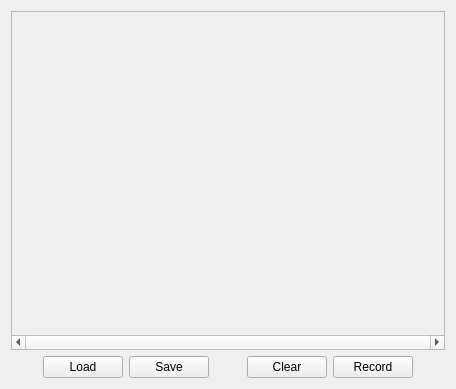
Qt form tinyos-2.x/trunk/support/cpp/TestShimmer/src/RawDataWidget.ui (baharev/szte-wsn-code) before a commit.
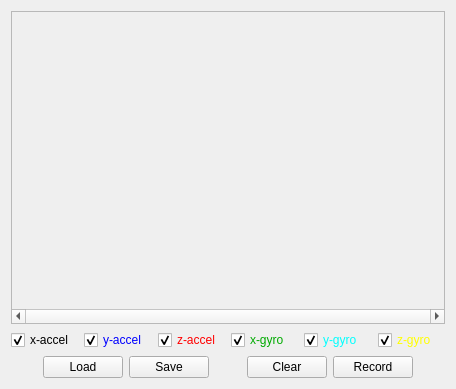
The same form after that commit.

Commit message: Displays real data, but it is still not smooth Committed on the Free edition of March Hare Software CVSNT Server. Upgrade to CVS Suite for more features and support: http://march-hare.com/cvsnt/

```diff
--- a/tinyos-2.x/trunk/support/cpp/TestShimmer/src/RawDataWidget.ui
+++ b/tinyos-2.x/trunk/support/cpp/TestShimmer/src/RawDataWidget.ui
@@ -27,6 +27,260 @@
      </property>
     </widget>
    </item>
+   <item>
+    <widget class="QWidget" name="widget_2" native="true">
+     <layout class="QHBoxLayout" name="horizontalLayout_2">
+      <property name="margin">
+       <number>0</number>
+      </property>
+      <item>
+       <widget class="QCheckBox" name="xAccel">
+        <property name="text">
+         <string>x-accel</string>
+        </property>
+        <property name="checked">
+         <bool>true</bool>
+        </property>
+       </widget>
+      </item>
+      <item>
+       <widget class="QCheckBox" name="yAccel">
+        <property name="palette">
+         <palette>
+          <active>
+           <colorrole role="WindowText">
+            <brush brushstyle="SolidPattern">
+             <color alpha="255">
+              <red>0</red>
+              <green>0</green>
+              <blue>255</blue>
+             </color>
+            </brush>
+           </colorrole>
+          </active>
+          <inactive>
+           <colorrole role="WindowText">
+            <brush brushstyle="SolidPattern">
+             <color alpha="255">
+              <red>0</red>
+              <green>0</green>
+              <blue>255</blue>
+             </color>
+            </brush>
+           </colorrole>
+          </inactive>
+          <disabled>
+           <colorrole role="WindowText">
+            <brush brushstyle="SolidPattern">
+             <color alpha="255">
+              <red>118</red>
+              <green>116</green>
+              <blue>108</blue>
+             </color>
+            </brush>
+           </colorrole>
+          </disabled>
+         </palette>
+        </property>
+        <property name="text">
+         <string>y-accel</string>
+        </property>
+        <property name="checked">
+         <bool>true</bool>
+        </property>
+       </widget>
+      </item>
+      <item>
+       <widget class="QCheckBox" name="zAccel">
+        <property name="palette">
+         <palette>
+          <active>
+           <colorrole role="WindowText">
+            <brush brushstyle="SolidPattern">
+             <color alpha="255">
+              <red>255</red>
+              <green>0</green>
+              <blue>0</blue>
+             </color>
+            </brush>
+           </colorrole>
+          </active>
+          <inactive>
+           <colorrole role="WindowText">
+            <brush brushstyle="SolidPattern">
+             <color alpha="255">
+              <red>255</red>
+              <green>0</green>
+              <blue>0</blue>
+             </color>
+            </brush>
+           </colorrole>
+          </inactive>
+          <disabled>
+           <colorrole role="WindowText">
+            <brush brushstyle="SolidPattern">
+             <color alpha="255">
+              <red>118</red>
+              <green>116</green>
+              <blue>108</blue>
+             </color>
+            </brush>
+           </colorrole>
+          </disabled>
+         </palette>
+        </property>
+        <property name="text">
+         <string>z-accel</string>
+        </property>
+        <property name="checked">
+         <bool>true</bool>
+        </property>
+       </widget>
+      </item>
+      <item>
+       <widget class="QCheckBox" name="xGyro">
+        <property name="palette">
+         <palette>
+          <active>
+           <colorrole role="WindowText">
+            <brush brushstyle="SolidPattern">
+             <color alpha="255">
+              <red>0</red>
+              <green>170</green>
+              <blue>0</blue>
+             </color>
+            </brush>
+           </colorrole>
+          </active>
+          <inactive>
+           <colorrole role="WindowText">
+            <brush brushstyle="SolidPattern">
+             <color alpha="255">
+              <red>0</red>
+              <green>170</green>
+              <blue>0</blue>
+             </color>
+            </brush>
+           </colorrole>
+          </inactive>
+          <disabled>
+           <colorrole role="WindowText">
+            <brush brushstyle="SolidPattern">
+             <color alpha="255">
+              <red>118</red>
+              <green>116</green>
+              <blue>108</blue>
+             </color>
+            </brush>
+           </colorrole>
+          </disabled>
+         </palette>
+        </property>
+        <property name="text">
+         <string>x-gyro</string>
+        </property>
+        <property name="checked">
+         <bool>true</bool>
+        </property>
+       </widget>
+      </item>
+      <item>
+       <widget class="QCheckBox" name="yGyro">
+        <property name="palette">
+         <palette>
+          <active>
+           <colorrole role="WindowText">
+            <brush brushstyle="SolidPattern">
+             <color alpha="255">
+              <red>0</red>
+              <green>255</green>
+              <blue>255</blue>
+             </color>
+            </brush>
+           </colorrole>
+          </active>
+          <inactive>
+           <colorrole role="WindowText">
+            <brush brushstyle="SolidPattern">
+             <color alpha="255">
+              <red>0</red>
+              <green>255</green>
+              <blue>255</blue>
+             </color>
+            </brush>
+           </colorrole>
+          </inactive>
+          <disabled>
+           <colorrole role="WindowText">
+            <brush brushstyle="SolidPattern">
+             <color alpha="255">
+              <red>118</red>
+              <green>116</green>
+              <blue>108</blue>
+             </color>
+            </brush>
+           </colorrole>
+          </disabled>
+         </palette>
+        </property>
+        <property name="text">
+         <string>y-gyro</string>
+        </property>
+        <property name="checked">
+         <bool>true</bool>
+        </property>
+       </widget>
+      </item>
+      <item>
+       <widget class="QCheckBox" name="zGyro">
+        <property name="palette">
+         <palette>
+          <active>
+           <colorrole role="WindowText">
+            <brush brushstyle="SolidPattern">
+             <color alpha="255">
+              <red>255</red>
+              <green>255</green>
+              <blue>0</blue>
+             </color>
+            </brush>
+           </colorrole>
+          </active>
+          <inactive>
+           <colorrole role="WindowText">
+            <brush brushstyle="SolidPattern">
+             <color alpha="255">
+              <red>255</red>
+              <green>255</green>
+              <blue>0</blue>
+             </color>
+            </brush>
+           </colorrole>
+          </inactive>
+          <disabled>
+           <colorrole role="WindowText">
+            <brush brushstyle="SolidPattern">
+             <color alpha="255">
+              <red>118</red>
+              <green>116</green>
+              <blue>108</blue>
+             </color>
+            </brush>
+           </colorrole>
+          </disabled>
+         </palette>
+        </property>
+        <property name="text">
+         <string>z-gyro</string>
+        </property>
+        <property name="checked">
+         <bool>true</bool>
+        </property>
+       </widget>
+      </item>
+     </layout>
+    </widget>
+   </item>
    <item>
     <widget class="QWidget" name="widget" native="true">
      <layout class="QHBoxLayout" name="horizontalLayout">
```
The commit also changes 8 other files.
